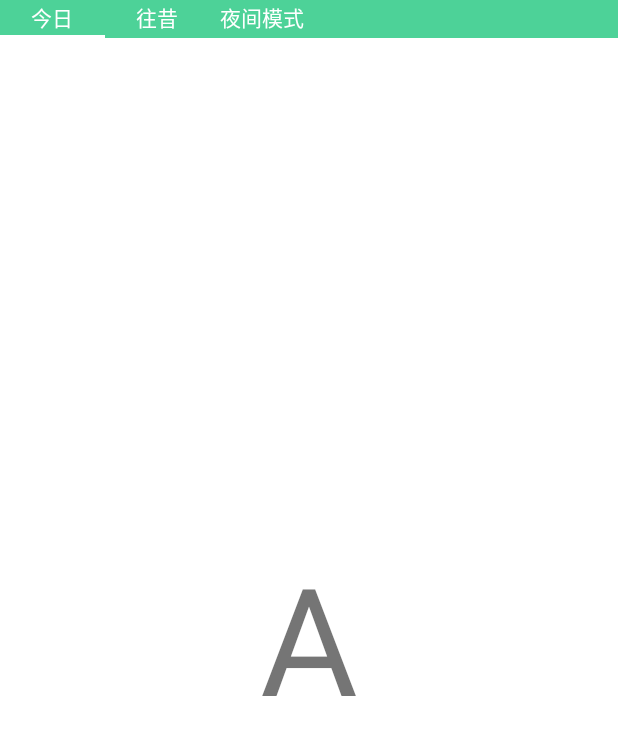
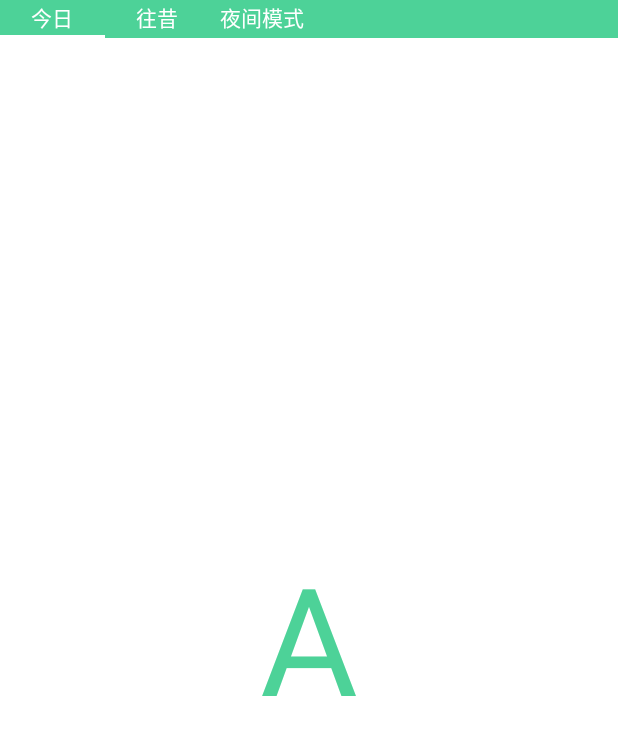
Before and after one commit to qiuyongchen/wind-diary, an Android app: the screen it shows after launch (MainActivity), on a phone screen of 412 x 824 dp. Shown: the top 735 px of the screen. Run offline under Robolectric (Android 15) with nearby library versions, the phone set to English and light mode, and no system bars; libraries missing offline, so code that uses them is left out: com.umeng.analytics; 1 statement that could not run was skipped.

Commit message:
trying night mode

```diff
--- a/app/src/main/AndroidManifest.xml
+++ b/app/src/main/AndroidManifest.xml
@@ -10,8 +10,7 @@
     <application
         android:allowBackup="true"
         android:icon="@mipmap/ic_launcher"
-        android:label="@string/app_name"
-        android:theme="@style/AppTheme" >
+        android:label="@string/app_name">
         <meta-data android:name="UMENG_APPKEY" android:value="54f3424cfd98c50fd200043f"/>
         <meta-data android:name="UMENG_CHANNEL" android:value="XIAOMI"/>
         <activity android:name=".MainActivity" >
--- a/app/src/main/java/com/qiuyongchen/diary/MainActivity.java
+++ b/app/src/main/java/com/qiuyongchen/diary/MainActivity.java
@@ -130,6 +130,7 @@ public class MainActivity extends FragmentActivity {
 
         initView();
 
+        mFragments.clear();
         initViewPager();
     }
 
@@ -180,7 +181,7 @@ public class MainActivity extends FragmentActivity {
 
         SystemBarTintManager tintManager = new SystemBarTintManager(this);
         tintManager.setStatusBarTintEnabled(true);
-        tintManager.setStatusBarTintResource(R.attr.colorPrimary);
+        tintManager.setStatusBarTintResource(R.attr.colorPrimaryM);
     }
 
     @TargetApi(19)
--- a/app/src/main/res/layout/activity_main.xml
+++ b/app/src/main/res/layout/activity_main.xml
@@ -13,7 +13,7 @@
         android:layout_width="match_parent"
         android:layout_height="25dp"
         android:layout_alignParentTop="true"
-        android:background="?colorPrimary">
+        android:background="?colorPrimaryM">
 
         <LinearLayout
             android:layout_width="wrap_content"
@@ -24,7 +24,7 @@
                 android:id="@+id/buttonLeft"
                 android:layout_width="70dp"
                 android:layout_height="match_parent"
-                android:background="?colorPrimary"
+                android:background="?colorPrimaryM"
                 android:onClick="onClickListenerTabBar"
                 android:text="@string/today"
                 android:textColor="@color/white"
@@ -34,7 +34,7 @@
                 android:id="@+id/buttonRight"
                 android:layout_width="70dp"
                 android:layout_height="match_parent"
-                android:background="?colorPrimary"
+                android:background="?colorPrimaryM"
                 android:onClick="onClickListenerTabBar"
                 android:text="@string/previous"
                 android:textColor="@color/white"
@@ -44,7 +44,7 @@
                 android:id="@+id/button_c"
                 android:layout_width="70dp"
                 android:layout_height="match_parent"
-                android:background="?colorPrimary"
+                android:background="?colorPrimaryM"
                 android:onClick="OnClickP"
                 android:text="@string/night_mode"
                 android:textColor="@color/white"
--- a/app/src/main/res/layout/activity_main_view.xml
+++ b/app/src/main/res/layout/activity_main_view.xml
@@ -13,6 +13,7 @@
         android:layout_height="wrap_content"
         android:text="B"
         android:textSize="100dp"
+        android:textColor="?colorPrimaryM"
         android:layout_centerVertical="true"
         android:layout_centerHorizontal="true" />
 
--- a/app/src/main/res/layout/activity_main_write_off.xml
+++ b/app/src/main/res/layout/activity_main_write_off.xml
@@ -12,6 +12,7 @@
         android:layout_height="wrap_content"
         android:text="A"
         android:textSize="100dp"
+        android:textColor="?colorPrimaryM"
         android:id="@+id/textView2"
         android:layout_centerVertical="true"
         android:layout_centerHorizontal="true" />
--- a/app/src/main/res/values/attrs.xml
+++ b/app/src/main/res/values/attrs.xml
@@ -1,9 +1,9 @@
 <?xml version="1.0" encoding="utf-8"?>
 <resources>
 
-    <attr name="colorPrimary" format="color" />
-    <attr name="colorPrimaryDark" format="color" />
-    <attr name="colorAccent" format="color" />
+    <attr name="colorPrimaryM" format="color" />
+    <attr name="colorPrimaryDarkM" format="color" />
+    <attr name="colorAccentM" format="color" />
     <attr name="mainTextColor" format="reference|color" />
     <attr name="textString" format="string" />
 
--- a/app/src/main/res/values/colors.xml
+++ b/app/src/main/res/values/colors.xml
@@ -18,16 +18,6 @@
     <color name="alp_42447968_aosp_background_material_dark">#ff303030</color>
     <color name="alp_42447968_aosp_background_material_light">#ffeeeeee</color>
 
-    <color name="c_colorPrimary">#4DD298</color>
-    <!--<color name="colorPrimary">#3F51B5</color>-->
-    <color name="c_colorPrimaryDark">#4DD298</color>
-    <!--<color name="colorPrimaryDark">#303F9F</color>-->
-    <color name="c_colorAccent">#FF4081</color>
-
-    <color name="colorPrimary">#3F51B5</color>
-    <color name="colorPrimaryDark">#303F9F</color>
-    <color name="colorAccent">#FF4081</color>
-
     <color name="black">#000000</color>
     <color name="green_pink">#4DD298</color>
     <color name="white">#FFFFFF</color>
--- a/app/src/main/res/values/styles.xml
+++ b/app/src/main/res/values/styles.xml
@@ -2,20 +2,24 @@
 
     <!-- Base application theme. -->
     <style name="AppTheme" parent="Theme.AppCompat.Light.NoActionBar">
-        <item name="colorPrimary">@color/c_colorPrimary</item>
-        <item name="colorPrimaryDark">@color/c_colorPrimaryDark</item>
-        <item name="colorAccent">@color/c_colorAccent</item>
-        <item name="mainTextColor">#000000</item>
-        <item name="textString">默认主题</item>
+        <item name="colorPrimary">@color/green_pink</item>
+        <item name="colorPrimaryDark">@color/green_pink</item>
+        <item name="colorAccent">@color/green_pink</item>
+
+        <item name="colorPrimaryM">@color/green_pink</item>
+        <item name="colorPrimaryDarkM">@color/green_pink</item>
+        <item name="colorAccentM">@color/green_pink</item>
     </style>
 
     <!-- Night mode theme. -->
     <style name="AppTheme.Night" parent="Theme.AppCompat.Light.NoActionBar">
-        <item name="colorPrimary">@color/white</item>
-        <item name="colorPrimaryDark">@color/white</item>
-        <item name="colorAccent">@color/white</item>
-        <item name="mainTextColor">#000000</item>
-        <item name="textString">默认主题</item>
+        <item name="colorPrimary">@color/black</item>
+        <item name="colorPrimaryDark">@color/black</item>
+        <item name="colorAccent">@color/black</item>
+
+        <item name="colorPrimaryM">@color/black</item>
+        <item name="colorPrimaryDarkM">@color/black</item>
+        <item name="colorAccentM">@color/black</item>
     </style>
 
     <style name="Alp_42447968"></style>
```
